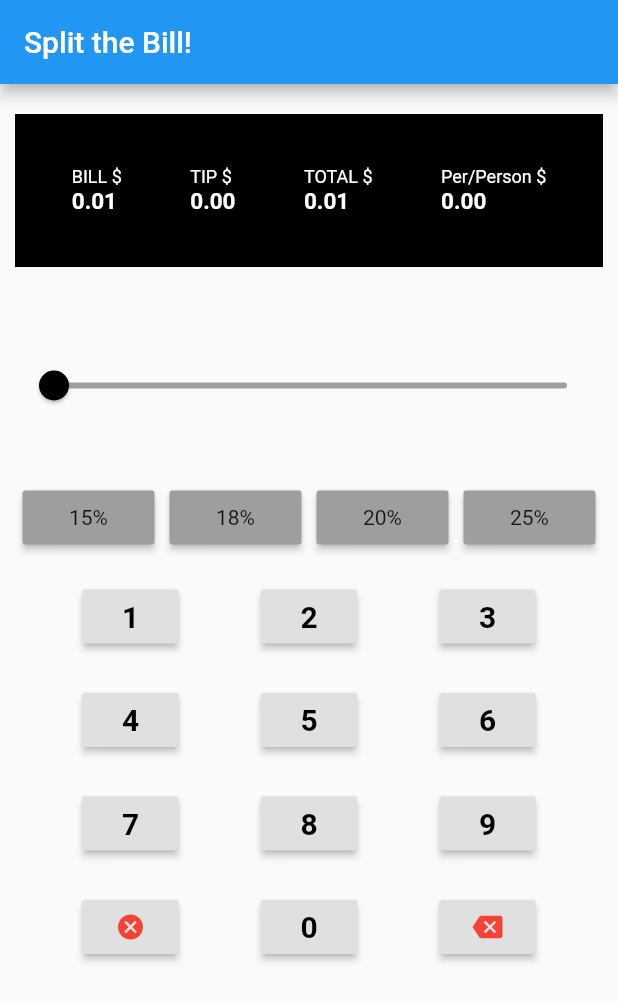
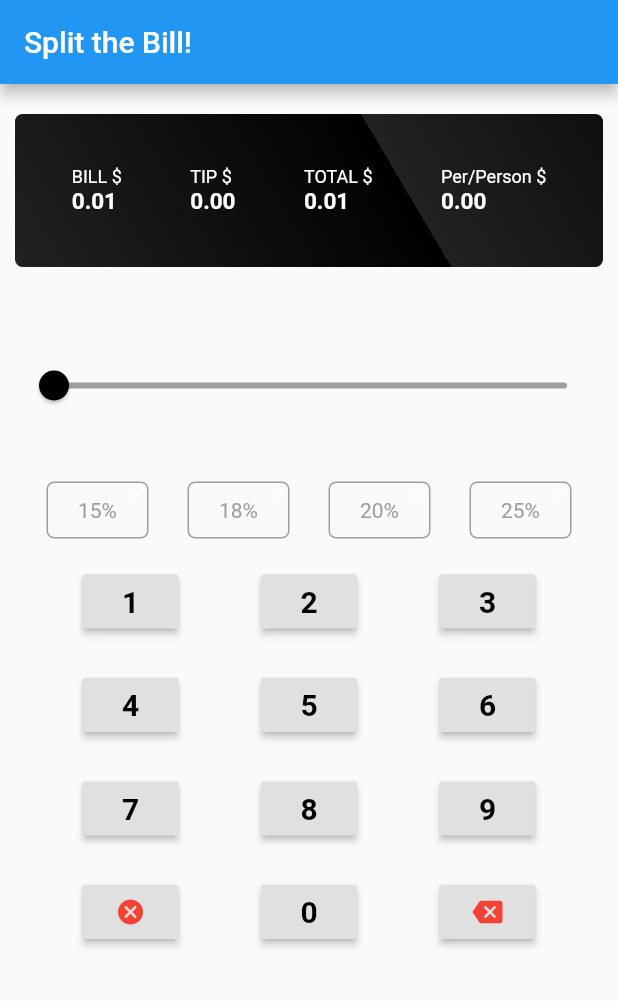
Before and after one commit to NeudesicGCP/flutter-workshop, a Flutter app: the screen it shows after launch, after a tap on an icon or button, on a phone screen of 412 x 824 dp. Shown: the top 1001 px of the screen. Run offline on Flutter 3.47's test engine with Material 2 defaults, Android fonts, the phone set to English and light mode, and no system bars.

Commit message:
Update UI

```diff
--- a/lib/main.dart
+++ b/lib/main.dart
@@ -61,6 +61,7 @@ class _CalculatorState extends State<CalculatorPage> {
   double tip = 0.0;
   double friends = 0.0;
   double amountPerPerson = 0.0;
+  BuildContext _context;
 
   double billAmount() {
     var temp = calcNumber.queueToString();
@@ -94,7 +95,28 @@ class _CalculatorState extends State<CalculatorPage> {
 
   void addNumberToBill(Object number) {
     if (calcNumber.queue.length + 1 >= 7 && number is int) {
-      // Good place to add a dialog to explain why its not entering
+      var dialog = new SimpleDialog(
+        title: new Text(
+          "Too many digits",
+          textAlign: TextAlign.center,
+        ),
+        children: <Widget>[
+          new Text(
+            "Only 6 digits currently supported",
+            textAlign: TextAlign.center,
+          ),
+          new Padding(
+            padding: new EdgeInsets.all(5.0),
+            child: new RaisedButton(
+              child: new Text("Okay"),
+              onPressed: () {
+                Navigator.pop(_context);
+              },
+            ),
+          ),
+        ],
+      );
+      showDialog(context: _context, child: dialog);
       return;
     }
     if (number is int) {
@@ -119,6 +141,7 @@ class _CalculatorState extends State<CalculatorPage> {
 
   @override
   Widget build(BuildContext context) {
+    _context = context;
     // Builds the slider for splitting the check
     Stack buildSlider() {
       return new Stack(
@@ -141,15 +164,8 @@ class _CalculatorState extends State<CalculatorPage> {
 
     // Builds the button to select tip percentage
     Widget buildTipButton(String pct) {
-      return new MaterialButton(
-        color: tipButtonCollor(pct),
-        child: new Text(
-          "$pct%",
-          style: new TextStyle(
-            fontWeight: tipSelected(pct) ? FontWeight.bold : FontWeight.normal,
-          ),
-        ),
-        onPressed: () {
+      return new GestureDetector(
+        onTap: () {
           setState(() {
             if (tip != double.parse(pct))
               tip = double.parse(pct);
@@ -157,6 +173,43 @@ class _CalculatorState extends State<CalculatorPage> {
               tip = 0.0;
           });
         },
+        child: new Stack(
+          alignment: const Alignment(1.0, -1.0),
+          children: <Widget>[
+            new Container(
+              child: new Text(
+                "$pct%",
+                style: new TextStyle(
+                  color: tipButtonCollor(pct),
+                  fontWeight:
+                      tipSelected(pct) ? FontWeight.bold : FontWeight.normal,
+                ),
+              ),
+              padding:
+                  new EdgeInsets.symmetric(horizontal: 20.0, vertical: 10.0),
+              decoration: new BoxDecoration(
+                border: new Border.all(color: tipButtonCollor(pct)),
+                borderRadius: new BorderRadius.all(new Radius.circular(5.0)),
+              ),
+            ),
+            new Container(
+              decoration: new BoxDecoration(
+                color: tipSelected(pct) ? Colors.green : Colors.transparent,
+                borderRadius: new BorderRadius.all(new Radius.circular(5.0)),
+              ),
+              child: new Align(
+                child: new Padding(
+                  padding: new EdgeInsets.all(1.0),
+                  child: new Icon(
+                    Icons.check,
+                    size: 13.0,
+                    color: Colors.white,
+                  ),
+                ),
+              ),
+            )
+          ],
+        ),
       );
     }
 
@@ -273,7 +326,19 @@ class _CalculatorState extends State<CalculatorPage> {
       return new Container(
           margin: new EdgeInsets.only(top: 10.0),
           padding: new EdgeInsets.symmetric(vertical: 35.0, horizontal: 15.0),
-          color: Colors.black,
+          decoration: new BoxDecoration(
+            borderRadius: new BorderRadius.all(new Radius.circular(5.0)),
+            gradient: new LinearGradient(
+              begin: Alignment.bottomLeft,
+              end: new Alignment(
+                  0.1, -1.5), // 10% of the width, so there are ten blinds.
+              colors: result
+                  ? [Colors.greenAccent, Colors.green]
+                  : [Colors.black87, Colors.black],
+              tileMode:
+                  TileMode.repeated, // repeats the gradient over the canvas
+            ),
+          ),
           child: buildTopContent());
     }
 
@@ -359,25 +424,18 @@ class _CalculatorState extends State<CalculatorPage> {
               mainAxisAlignment: MainAxisAlignment.start,
               crossAxisAlignment: CrossAxisAlignment.stretch,
               children: <Widget>[
-                // Top Container
                 new Padding(
                   padding: new EdgeInsets.all(10.0),
                   child: buildTopContainer(),
                 ),
-
-                // Slider for splitting the check
                 new Padding(
                   padding: new EdgeInsets.all(10.0),
                   child: buildSlider(),
                 ),
-
-                // Tip row for setting tip percentages
                 new Padding(
                   padding: new EdgeInsets.all(5.0),
                   child: buildTipRow(),
                 ),
-
-                // Builds rows of buttons for calculator
                 buildButtonRow(["1", "2", "3"]),
                 buildButtonRow(["4", "5", "6"]),
                 buildButtonRow(["7", "8", "9"]),
```
